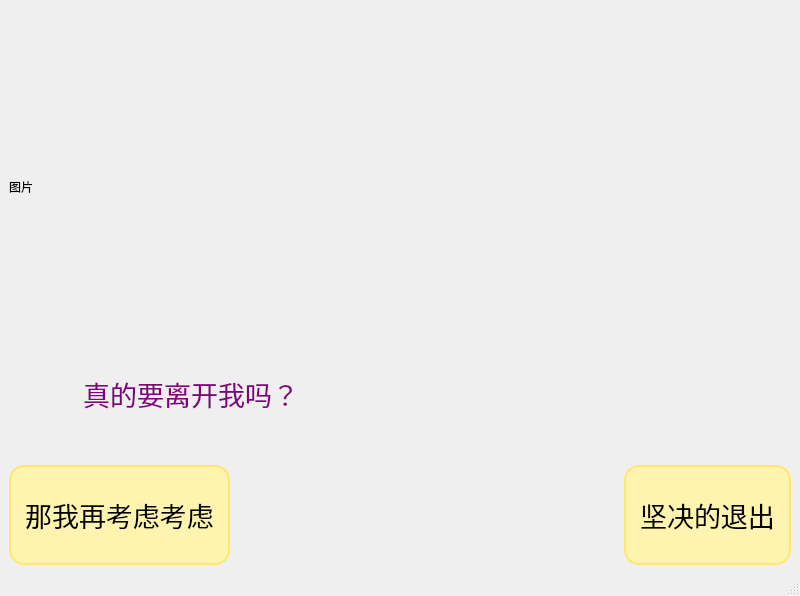
Qt form FGT/UI/DetainWindow.ui (MCM-KO/FGT) before a commit.
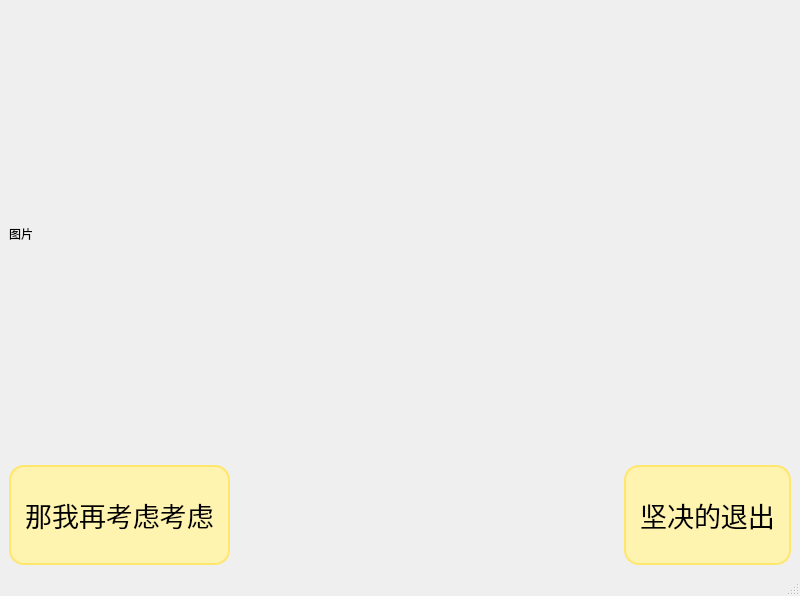
The same form after that commit.

Patch:
```diff
--- a/FGT/UI/DetainWindow.ui
+++ b/FGT/UI/DetainWindow.ui
@@ -14,7 +14,7 @@
    <string>MainWindow</string>
   </property>
   <widget class="QWidget" name="centralwidget">
-   <layout class="QVBoxLayout" name="verticalLayout" stretch="4,1,1">
+   <layout class="QVBoxLayout" name="verticalLayout" stretch="0,1">
     <item>
      <widget class="QLabel" name="dafeizhu">
       <property name="minimumSize">
@@ -28,29 +28,6 @@
       </property>
      </widget>
     </item>
-    <item>
-     <widget class="QPlainTextEdit" name="plainTextEdit">
-      <property name="font">
-       <font>
-        <family>KaiTi</family>
-        <pointsize>20</pointsize>
-       </font>
-      </property>
-      <property name="styleSheet">
-       <string notr="true">QPlainTextEdit{
- background-color: transparent;
-color:purple;
-border:none;}</string>
-      </property>
-      <property name="readOnly">
-       <bool>true</bool>
-      </property>
-      <property name="plainText">
-       <string>          真的要离开我吗？
-</string>
-      </property>
-     </widget>
-    </item>
     <item>
      <layout class="QHBoxLayout" name="horizontalLayout" stretch="1,4,1">
       <item>
```
